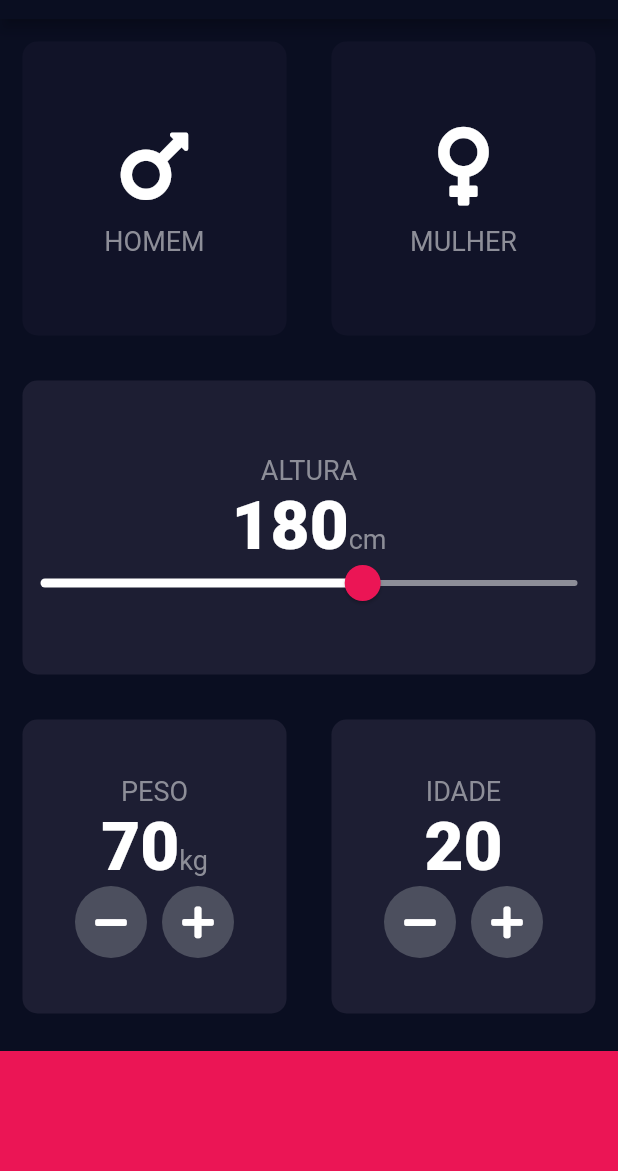
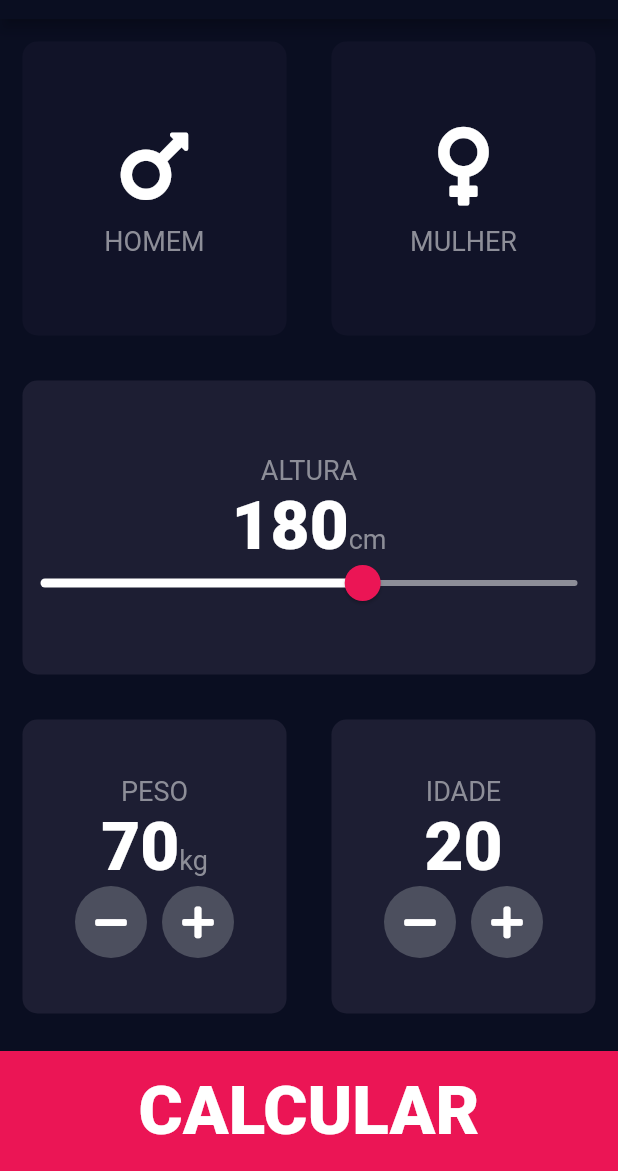
Before and after one commit to guilpejon/imc-calculator, a Flutter app: the screen it shows after launch, on a phone screen of 412 x 824 dp, the part 65-1236 px from its top. Run offline on Flutter 3.47's test engine with Material 2 defaults, Android fonts, the phone set to English and light mode, and no system bars; our stand-ins replace font_awesome_flutter.

Commit message:
Added screen navigation

```diff
--- a/lib/input_page.dart
+++ b/lib/input_page.dart
@@ -3,6 +3,7 @@ import 'package:font_awesome_flutter/font_awesome_flutter.dart';
 import 'icon_content.dart';
 import 'reusable_card.dart';
 import 'constants.dart';
+import 'results_page.dart';
 
 enum Gender {
   male,
@@ -228,11 +229,30 @@ class _InputPageState extends State<InputPage> {
               ],
             ),
           ),
-          Container(
-            color: kBottomContainerColor,
-            margin: EdgeInsets.only(top: 10),
-            width: double.infinity,
-            height: kBottomContainerHeight,
+          GestureDetector(
+            onTap: () {
+              Navigator.push(
+                context,
+                MaterialPageRoute(
+                  builder: (context) => ResultsPage(),
+                ),
+              );
+            },
+            child: Container(
+              child: Row(
+                mainAxisAlignment: MainAxisAlignment.center,
+                children: <Widget>[
+                  Text(
+                    'CALCULAR',
+                    style: kNumberTextStyle,
+                  ),
+                ],
+              ),
+              color: kBottomContainerColor,
+              margin: EdgeInsets.only(top: 10),
+              width: double.infinity,
+              height: kBottomContainerHeight,
+            ),
           )
         ],
       ),
```
Also changed, not shown: lib/results_page.dart (added, +13 -0 lines).
